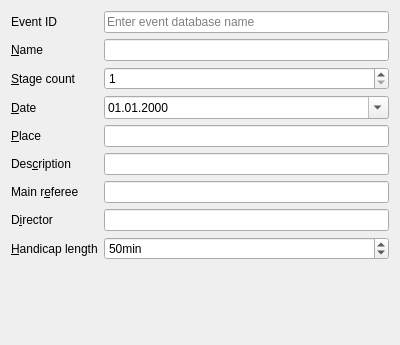
Above: quickevent/app/plugins/qml/Event/src/eventdialogwidget.ui from Quick-Event/quickbox before the change. Below: the same form after it.
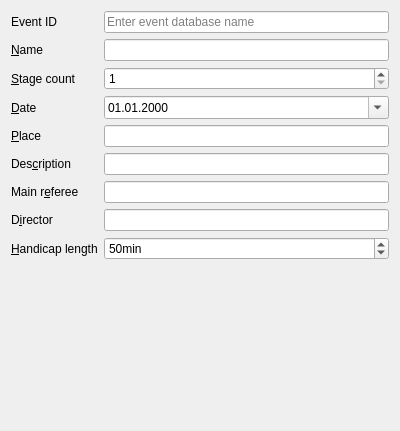
That is the form after the change.

The edit to the form file:
```diff
--- a/quickevent/app/plugins/qml/Event/src/eventdialogwidget.ui
+++ b/quickevent/app/plugins/qml/Event/src/eventdialogwidget.ui
@@ -7,7 +7,7 @@
     <x>0</x>
     <y>0</y>
     <width>400</width>
-    <height>345</height>
+    <height>431</height>
    </rect>
   </property>
   <property name="windowTitle">
```
Left out of the diff: 97 changed lines with no effect on the pictures.
